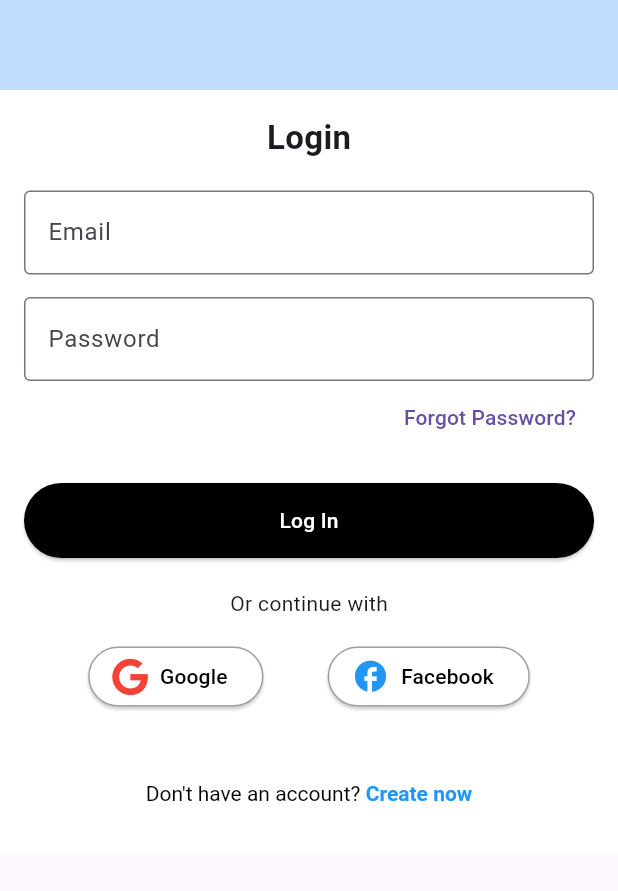
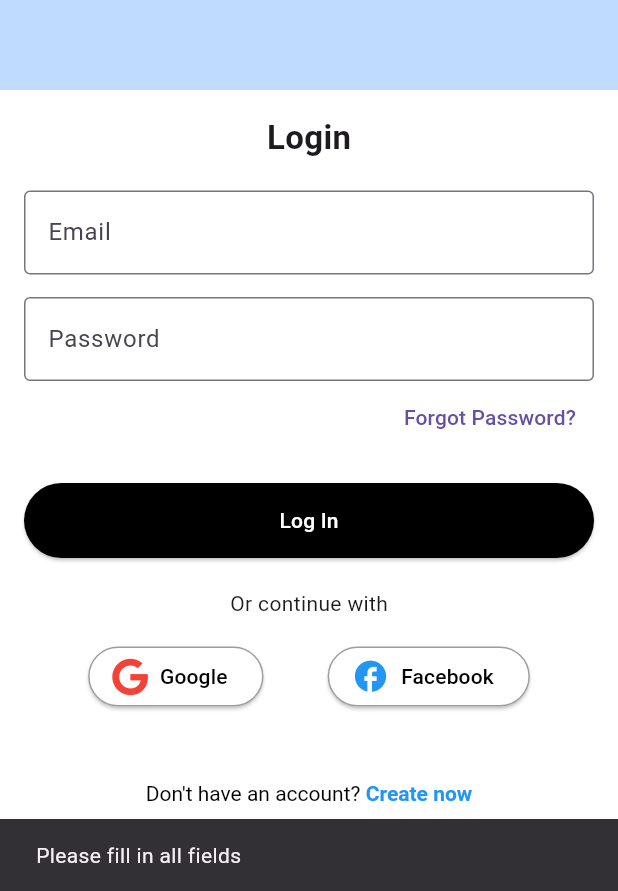
Before and after one commit to Praveen919/Second_Job_Search, a Flutter app: the LoginScreen screen opened directly, after a tap on "Log In", on a phone screen of 412 x 824 dp, the part 345-1236 px from its top. Run offline on Flutter 3.47's test engine with Material 3 defaults, Android fonts, the phone set to English and light mode, and no system bars; our stand-ins replace fl_chart, font_awesome_flutter, image_picker.

Commit message:
Update login.dart

```diff
--- a/lib/screens/login.dart
+++ b/lib/screens/login.dart
@@ -1,9 +1,81 @@
+import 'dart:convert';
 import 'package:flutter/material.dart';
 import 'package:font_awesome_flutter/font_awesome_flutter.dart';
+import 'package:http/http.dart' as http;
 import 'package:second_job_search/screens/create_account_screen.dart';
 import 'package:second_job_search/screens/change_password_screen.dart';
+import 'package:second_job_search/screens/main_home.dart';
 
-class LoginScreen extends StatelessWidget {
+class LoginScreen extends StatefulWidget {
+  const LoginScreen({super.key});
+
+  @override
+  _LoginScreenState createState() => _LoginScreenState();
+}
+
+class _LoginScreenState extends State<LoginScreen> {
+  final TextEditingController emailController = TextEditingController();
+  final TextEditingController passwordController = TextEditingController();
+  bool isLoading = false;
+
+  // Replace this URL with your backend login endpoint
+  final String apiUrl = 'http://192.168.0.104:8000/api/users/login';
+
+  void login() async {
+    String email = emailController.text.trim();
+    String password = passwordController.text.trim();
+
+    if (email.isEmpty || password.isEmpty) {
+      _showMessage('Please fill in all fields');
+      return;
+    }
+
+    setState(() {
+      isLoading = true;
+    });
+
+    try {
+      final response = await http.post(
+        Uri.parse(apiUrl),
+        headers: {"Content-Type": "application/json"},
+        body: jsonEncode({
+          "email": email,
+          "password": password,
+        }),
+      );
+
+      setState(() {
+        isLoading = false;
+      });
+
+      if (response.statusCode == 200) {
+        final responseData = jsonDecode(response.body);
+
+        // Navigate to the home screen
+        Navigator.push(
+          context,
+          MaterialPageRoute(
+            builder: (context) => HomeScreen(),
+          ),
+        );
+      } else {
+        final responseData = jsonDecode(response.body);
+        _showMessage(responseData['message'] ?? 'Invalid credentials');
+      }
+    } catch (e) {
+      setState(() {
+        isLoading = false;
+      });
+      _showMessage('An error occurred. Please try again.');
+    }
+  }
+
+  void _showMessage(String message) {
+    ScaffoldMessenger.of(context).showSnackBar(
+      SnackBar(content: Text(message)),
+    );
+  }
+
   @override
   Widget build(BuildContext context) {
     return Scaffold(
@@ -21,9 +93,9 @@ class LoginScreen extends StatelessWidget {
                     children: [
                       Image.asset(
                         'assets/logo.png', // Replace with your logo asset
-                        width: 300.0, // Logo ki width adjust karein
+                        width: 300.0, // Adjust logo width
                         height: 200.0,
-                        fit: BoxFit.cover, // Logo ki height adjust karein
+                        fit: BoxFit.cover, // Adjust logo height
                       ),
                       SizedBox(height: 30),
                     ],
@@ -50,6 +122,7 @@ class LoginScreen extends StatelessWidget {
                       SizedBox(height: 20),
                       // Email TextField
                       TextField(
+                        controller: emailController,
                         decoration: InputDecoration(
                           labelText: 'Email',
                           border: OutlineInputBorder(),
@@ -58,6 +131,7 @@ class LoginScreen extends StatelessWidget {
                       SizedBox(height: 15),
                       // Password TextField
                       TextField(
+                        controller: passwordController,
                         obscureText: true,
                         decoration: InputDecoration(
                           labelText: 'Password',
@@ -83,15 +157,17 @@ class LoginScreen extends StatelessWidget {
                       SizedBox(height: 20),
                       // Login Button
                       ElevatedButton(
-                        onPressed: () {
-                          // Handle login action
-                        },
+                        onPressed: isLoading ? null : login,
                         style: ElevatedButton.styleFrom(
                           backgroundColor: Colors.black, // Button color
                           foregroundColor: Colors.white,
                           minimumSize: Size(double.infinity, 50),
                         ),
-                        child: Text('Log In'),
+                        child: isLoading
+                            ? CircularProgressIndicator(
+                          color: Colors.white,
+                        )
+                            : Text('Log In'),
                       ),
                       SizedBox(height: 20),
                       // Or Continue Section
```
